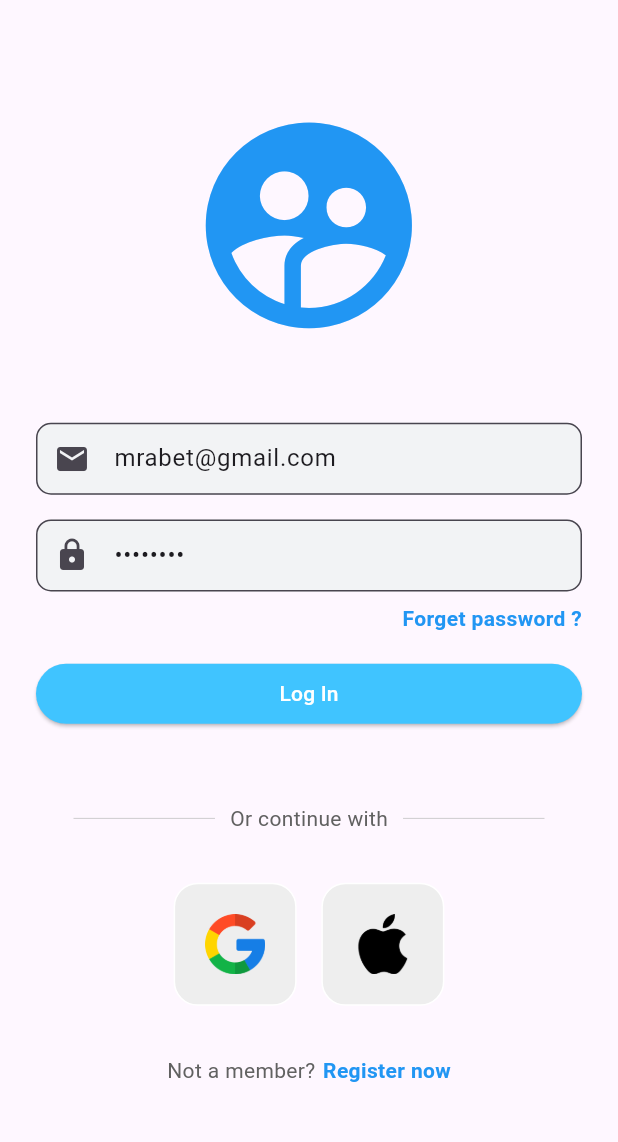
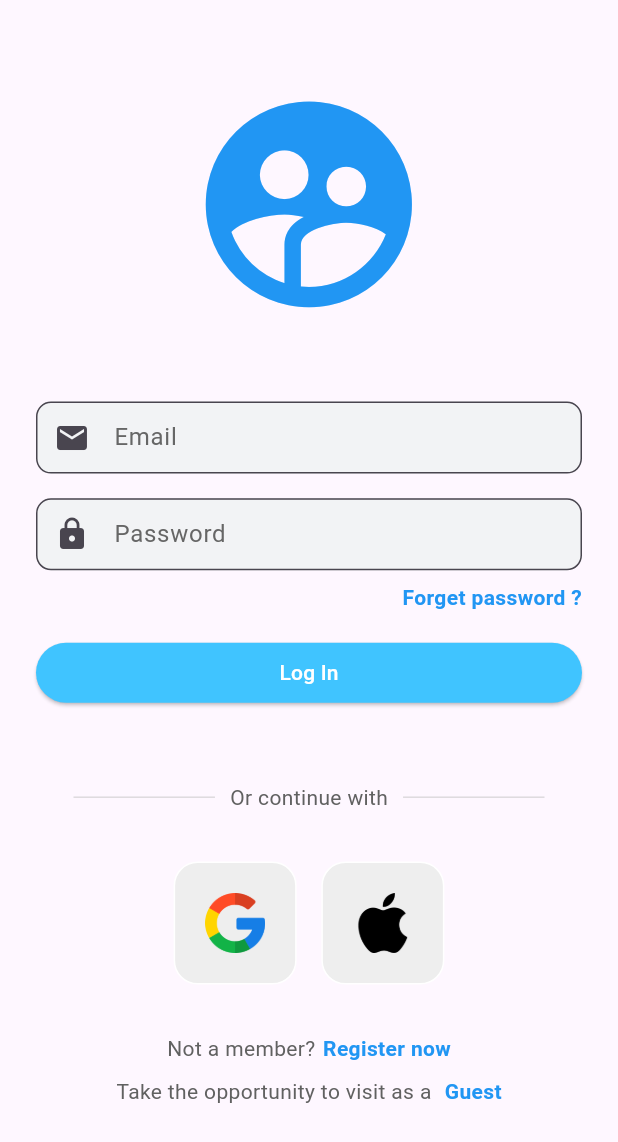
Before and after one commit to ahmedghorghar/Pfe-front, a Flutter app: the screen it shows after launch, on a phone screen of 412 x 824 dp. Shown: the top 1142 px of the screen. Run offline on Flutter 3.47's test engine with Material 3 defaults, Android fonts, the phone set to English and light mode, and no system bars; our stand-ins replace bloc, equatable, flutter_bloc, flutter_secure_storage, google_fonts, google_nav_bar and 5 more.

Commit message:
new commit

```diff
--- /dev/null
+++ b/lib/blocs/guest/guest_bloc.dart
@@ -0,0 +1,26 @@
+// frontend/lib/blocs/guest/guest_bloc.dart
+
+import 'dart:async';
+import 'package:bloc/bloc.dart';
+import 'package:tataguid/repository/guest_repository.dart';
+import './guest_event.dart';
+import './guest_state.dart';
+
+class GuestBloc extends Bloc<GuestEvent, GuestState> {
+  final GuestRepository guestRepository;
+
+  GuestBloc({required this.guestRepository}) : super(GuestInitial()) {
+    on<GenerateGuestID>(_onGenerateGuestID); // Add this line to register the event handler
+  }
+
+  void _onGenerateGuestID(GenerateGuestID event, Emitter<GuestState> emit) async {
+  emit(GuestLoading());
+  try {
+    final guestID = await guestRepository.generateGuestID();
+    emit(GuestLoaded(guestID));
+  } catch (e) {
+    print('Error generating guest ID: $e'); // Add this line to print the error
+    emit(GuestError('Failed to generate guest ID'));
+  }
+}
+}
--- /dev/null
+++ b/lib/blocs/guest/guest_event.dart
@@ -0,0 +1,12 @@
+// frontend/lib/blocs/guest/guest_event.dart
+
+import 'package:equatable/equatable.dart';
+
+abstract class GuestEvent extends Equatable {
+  const GuestEvent();
+
+  @override
+  List<Object> get props => [];
+}
+
+class GenerateGuestID extends GuestEvent {}
--- /dev/null
+++ b/lib/blocs/guest/guest_state.dart
@@ -0,0 +1,34 @@
+// frontend/lib/blocs/guest/guest_state.dart
+
+// guest_state.dart
+
+import 'package:equatable/equatable.dart';
+
+abstract class GuestState extends Equatable {
+  const GuestState();
+
+  @override
+  List<Object> get props => [];
+}
+
+class GuestInitial extends GuestState {}
+
+class GuestLoading extends GuestState {}
+
+class GuestLoaded extends GuestState {
+  final String guestID;
+
+  const GuestLoaded(this.guestID);
+
+  @override
+  List<Object> get props => [guestID];
+}
+
+class GuestError extends GuestState {
+  final String message;
+
+  const GuestError(this.message);
+
+  @override
+  List<Object> get props => [message];
+}
--- a/lib/main.dart
+++ b/lib/main.dart
@@ -1,16 +1,10 @@
 // lib/main.dart
 
-// import 'package:clientproject/pages/onboarding_page.dart';
-// import 'package:clientproject/repository/auth_repo.dart';
-// import 'package:clientproject/ui/LoginUi.dart';
-// import 'package:clientproject/ui/get_contacts.dart';
-// import 'package:tataguid/storage/token_storage.dart';
-// import 'package:clientproject/ui/post_contacts.dart';
-// import 'package:tataguid/ui/signup_option.dart';
-// import 'blocs/signup/signup_bloc.dart';
+
 import 'dart:io';
 import 'package:flutter/material.dart';
 import 'package:flutter_bloc/flutter_bloc.dart';
+import 'package:tataguid/blocs/guest/guest_bloc.dart';
 import 'package:tataguid/blocs/login/login_bloc.dart';
 import 'package:tataguid/blocs/profile/profile_bloc.dart';
 import 'package:tataguid/blocs/resetPassword/reset_password_bloc.dart';
@@ -19,6 +13,7 @@ import 'package:tataguid/constants/ThemeProvider.dart';
 import 'package:tataguid/pages/onboarding_page.dart';
 import 'package:tataguid/repository/auth_repo.dart';
 import 'package:provider/provider.dart';
+import 'package:tataguid/repository/guest_repository.dart';
 import 'package:tataguid/repository/password_reset_repo.dart';
 import 'package:tataguid/repository/profil_repo.dart';
 import 'package:tataguid/ui/LoginUi.dart';
@@ -33,6 +28,7 @@ class TataGuid extends StatelessWidget {
     final AuthRepository authRepository = AuthRepository();
     final ForgotPasswordRepository forgotPasswordRepository = ForgotPasswordRepository();
     final ProfileRepository profileRepository = ProfileRepository();
+    final GuestRepository guestRepository = GuestRepository();
 
     return MultiProvider(
       providers: [
@@ -51,18 +47,20 @@ class TataGuid extends StatelessWidget {
           create: (context) => ProfileBloc(
               profileRepository: profileRepository),
         ),
+        BlocProvider<GuestBloc>(
+          create: (context) => GuestBloc(
+              guestRepository: guestRepository),
+        ),
       ],
         child:  MaterialApp(
           debugShowCheckedModeBanner: false,
           initialRoute: '/login_ui',
           routes: {
             '/': (context) => OnboardingPage(),
-            '/user_dashboard': (context) =>
-                UserPage(), // Replace with your user dashboard widget
-            '/agency_panel': (context) =>
-                AgencyPanelScreen(), // Replace with your agency panel widget
-            '/login_ui': (context) =>
-                LoginUi(), // Replace with your agency panel widget
+            '/user_dashboard': (context) => UserPage(), // Replace with your user dashboard widget
+            '/agency_panel': (context) => AgencyPanelScreen(), // Replace with your agency panel widget
+            '/login_ui': (context) => LoginUi(), // Replace with your agency panel widget
+            '/Guest': (context) => UserPage(), // Replace with your agency panel widget
           },
           onGenerateRoute: (settings) {
             // Handle platform-specific error route
--- a/lib/repository/auth_repo.dart
+++ b/lib/repository/auth_repo.dart
@@ -9,7 +9,7 @@ import '../storage/token_storage.dart';
 
 class AuthRepository {
   final TokenStorage tokenStorage = TokenStorage();
-  static const String baseUrl = 'http://localhost:8080/auth';
+  static const String baseUrl = 'http://172.16.27.195:8080/auth';
   Future<AuthResponse> login(String email, String password) async {
   try {
     var res = await http.post(
--- /dev/null
+++ b/lib/repository/guest_repository.dart
@@ -0,0 +1,22 @@
+// frontend/lib/repository/guest_repository.dart
+
+import 'dart:convert';
+import 'package:http/http.dart' as http;
+
+class GuestRepository {
+  static const String baseUrl = 'http://172.16.27.195:8080'; // Replace with your backend URL
+
+
+  Future<String> generateGuestID() async {
+    final response = await http.post(
+      Uri.parse('$baseUrl/guests/generate-id-Guest'),
+    );
+
+    if (response.statusCode == 201) {
+      final Map<String, dynamic> data = json.decode(response.body);
+      return data['guestID'];
+    } else {
+      throw Exception('Failed to generate guest ID');
+    }
+  }
+}
--- a/lib/repository/password_reset_repo.dart
+++ b/lib/repository/password_reset_repo.dart
@@ -5,7 +5,7 @@ import 'package:http/http.dart' as http;
 import 'package:tataguid/storage/token_storage.dart';
 
 class ForgotPasswordRepository {
-  static const String baseUrl = 'http://localhost:8080/auth';
+  static const String baseUrl = 'http://172.16.27.195:8080/auth';
 
     Future<void> sendPasswordResetLink(String email) async {
     try {
--- a/lib/repository/profil_repo.dart
+++ b/lib/repository/profil_repo.dart
@@ -10,8 +10,7 @@ import 'package:http_parser/http_parser.dart';
 import 'package:tataguid/storage/profil_storage.dart';
 
 class ProfileRepository {
-  static final String baseUrl =
-      'http://localhost:8080/profile'; // Replace with your backend URL
+  static const String baseUrl = 'http://172.16.27.195:8080/profile'; // Replace with your backend URL
 
  Future<String> uploadProfileImage(
     File imageFile, String token, String email) async {
--- a/lib/ui/LoginUi.dart
+++ b/lib/ui/LoginUi.dart
@@ -5,6 +5,8 @@ import 'package:flutter/material.dart';
 import 'package:flutter/services.dart';
 import 'package:flutter/widgets.dart';
 import 'package:flutter_bloc/flutter_bloc.dart';
+import 'package:tataguid/blocs/guest/guest_bloc.dart';
+import 'package:tataguid/blocs/guest/guest_event.dart';
 import 'package:tataguid/blocs/login/login_bloc.dart';
 import 'package:tataguid/blocs/login/login_event.dart';
 import 'package:tataguid/blocs/login/login_state.dart';
@@ -13,6 +15,7 @@ import 'package:tataguid/components/my_button.dart';
 import 'package:tataguid/components/my_textfield.dart';
 import 'package:tataguid/components/square_tile.dart';
 import 'package:tataguid/ui/SignUpUi.dart';
+import 'package:tataguid/ui/get_contacts.dart';
 import '../widgets/first_page.dart';
 import '../widgets/second_page.dart';
 import '../widgets/third_page.dart';
@@ -24,15 +27,12 @@ class LoginUi extends StatefulWidget {
 }
 
 class _LoginUiState extends State<LoginUi> {
-  TextEditingController emailController =
-      TextEditingController(text: 'mrabet@gmail.com');
-  TextEditingController passwordController =
-      TextEditingController(text: '12345678');
+  TextEditingController emailController = TextEditingController(/* text: 'mrabet@gmail.com' */);
+  TextEditingController passwordController = TextEditingController(/* text: '12345678' */);
   late LoginBloc authBloc;
   String errorMessage = '';
 
-  late double
-      screenWidth; // screen width takes the size.width to create responsive design and you can change easily
+  late double screenWidth; // screen width takes the size.width to create responsive design and you can change easily
   late double screenHeight; // same as for screenheight
 
   // used for forget password
@@ -250,6 +250,29 @@ class _LoginUiState extends State<LoginUi> {
                       ),
                     ],
                   ),
+                  SizedBox(height: screenHeight * 0.01),
+                  Row(
+                    mainAxisAlignment: MainAxisAlignment.center,
+                    children: [
+                      Text(
+                        'Take the opportunity to visit as a',
+                        style: TextStyle(color: Colors.grey[700]),
+                      ),
+                      SizedBox(width: 5),
+                      InkWell(
+                        onTap: () {
+                          BlocProvider.of<GuestBloc>(context)
+                              .add(GenerateGuestID());
+                          Navigator.pushNamed(context, '/Guest');
+                        },
+                        child: Text(
+                          ' Guest',
+                          style: TextStyle(
+                              color: Colors.blue, fontWeight: FontWeight.bold),
+                        ),
+                      ),
+                    ],
+                  ),
                   SizedBox(height: screenHeight * 0.04),
                 ],
               ),
--- a/lib/ui/get_contacts.dart
+++ b/lib/ui/get_contacts.dart
@@ -1,3 +1,5 @@
+// lib/ui/get_contacts.dart
+
 import 'package:flutter/material.dart';
 import 'package:google_nav_bar/google_nav_bar.dart';
 import 'package:tataguid/userPages/profilePage.dart';
```
Also changed, not shown: 1 other file.
